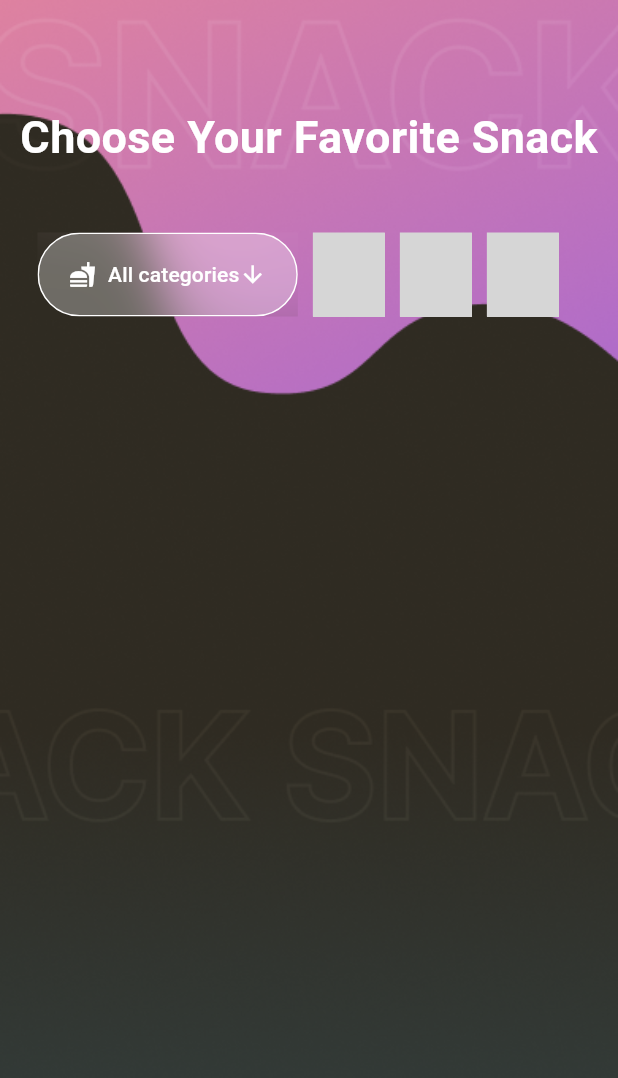
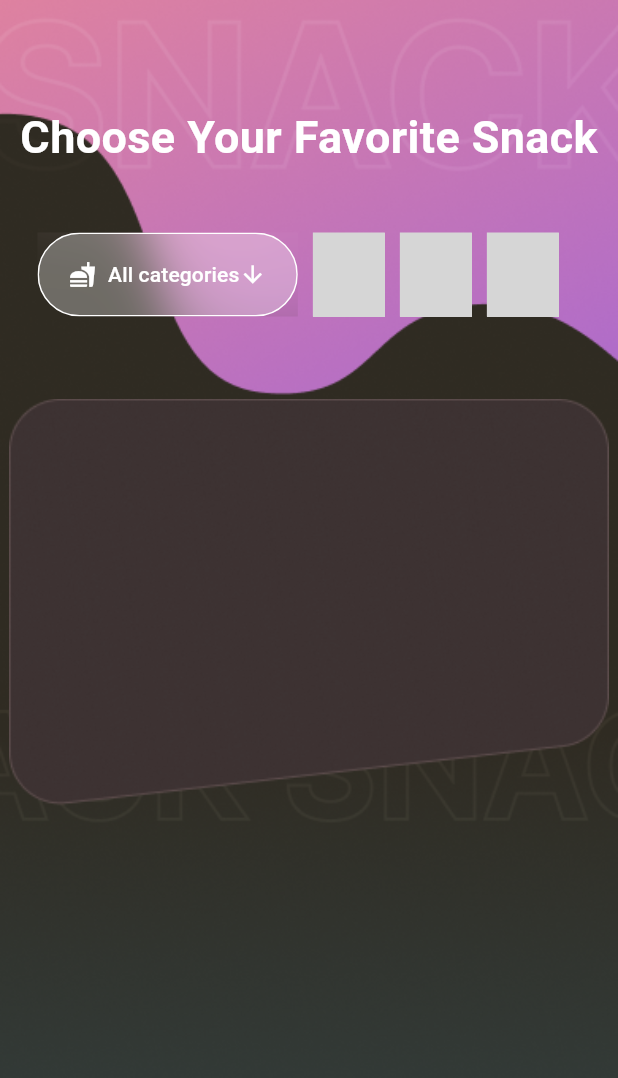
Before and after one commit to ramsabah28/jpfancy, a Flutter app: the screen it shows after launch, on a phone screen of 412 x 824 dp. Shown: the top 1078 px of the screen. Run offline on Flutter 3.47's test engine with Material 3 defaults, Android fonts, the phone set to English and light mode, and no system bars; grey boxes are pictures that could not be loaded.

Commit message:
placing the image in the container

```diff
--- /dev/null
+++ b/lib/src/domain/BurgerCard.dart
@@ -0,0 +1,17 @@
+import 'package:flutter/material.dart';
+
+class BurgerCard extends StatelessWidget {
+  @override
+  Widget build(BuildContext context) {
+    return Container(
+      height: 300,
+      width: 400,
+      decoration: BoxDecoration(
+        image: DecorationImage(
+          image: AssetImage('lib/assets/details/cut_card.png'),
+          fit: BoxFit.contain,
+        ),
+      ),
+    );
+  }
+}
--- a/lib/src/widgets/Home.dart
+++ b/lib/src/widgets/Home.dart
@@ -1,6 +1,7 @@
 import 'package:flutter/material.dart';
 import '../domain/MenuButton.dart';
 import '../domain/CategorieMenuButton.dart';
+import '../domain/BurgerCard.dart';
 
 class Home extends StatelessWidget {
   @override
@@ -31,17 +32,26 @@
               height: 100,
               child: ListView(
                 scrollDirection: Axis.horizontal,
-                padding: const EdgeInsets.symmetric(horizontal: 25, vertical: 22),
+                padding: const EdgeInsets.symmetric(
+                  horizontal: 25,
+                  vertical: 22,
+                ),
                 children: <Widget>[
                   CategorieMenuButton(titel: "All categories"),
-                  const SizedBox(width: 10,),
-                  MenuButton(titel: "Sallty",),
-                  const SizedBox(width: 10,),
-                  MenuButton(titel: "Sweets",),
-                  const SizedBox(width: 10,),
-                  MenuButton(titel: "Drinks",),
+                  const SizedBox(width: 10),
+                  MenuButton(titel: "Sallty"),
+                  const SizedBox(width: 10),
+                  MenuButton(titel: "Sweets"),
+                  const SizedBox(width: 10),
+                  MenuButton(titel: "Drinks"),
                 ],
               ),
+            ),
+
+            const SizedBox(height: 20),
+
+            SizedBox(
+                child: BurgerCard(),
             ),
           ],
         ),
```
